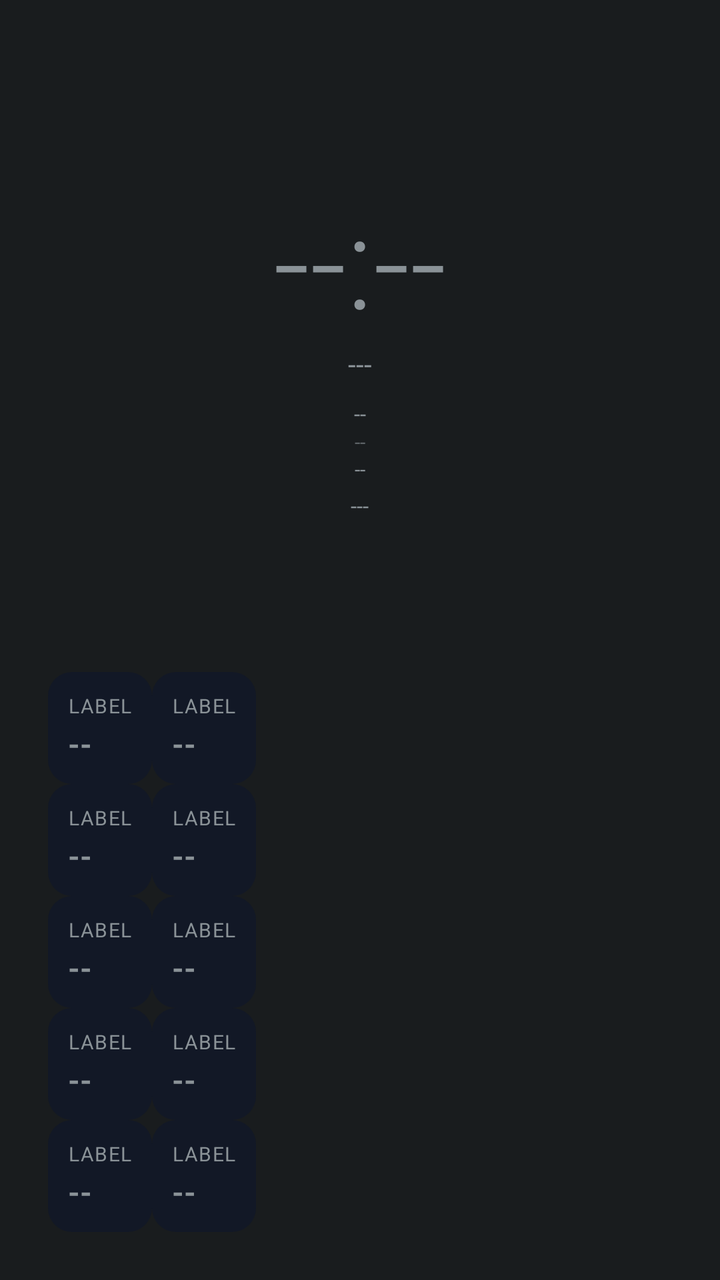
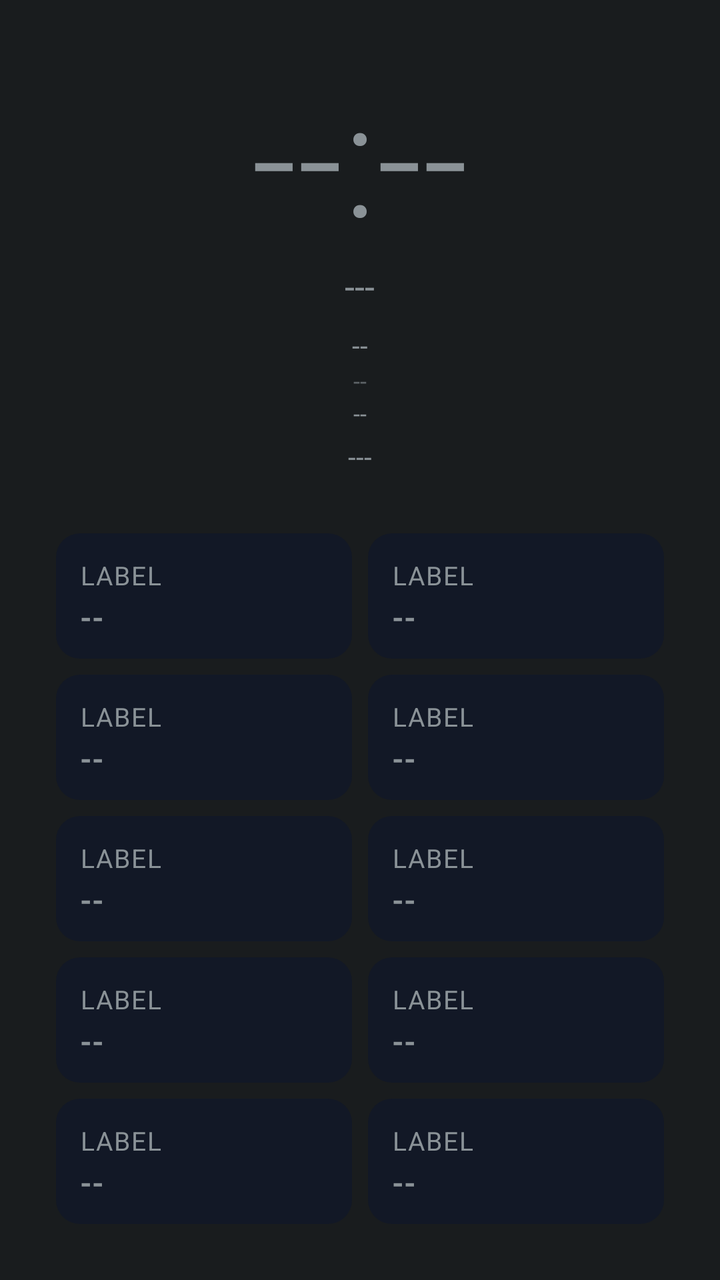

Screens rendered from an Android XML layout before and after an edit, with the pre-edit source and the edit as a unified diff.
<!-- AndroidManifest.xml: application theme android:Theme.DeviceDefault.NoActionBar -->
<!-- res/layout/aod_layout_split.xml -->
<?xml version="1.0" encoding="utf-8"?>
<LinearLayout xmlns:android="http://schemas.android.com/apk/res/android"
    android:id="@+id/bg_root"
    android:layout_width="match_parent"
    android:layout_height="match_parent"
    android:orientation="vertical"
    android:padding="24dp">

    <LinearLayout
        android:layout_width="match_parent"
        android:layout_height="0dp"
        android:layout_weight="1"
        android:gravity="center"
        android:orientation="vertical">

        <TextView
            android:id="@+id/clock"
            android:layout_width="wrap_content"
            android:layout_height="wrap_content"
            android:layout_gravity="center_horizontal"
            android:textSize="64sp"
            android:fontFamily="sans-serif-light"
            android:text="--:--" />

        <TextView
            android:id="@+id/date"
            android:layout_width="wrap_content"
            android:layout_height="wrap_content"
            android:layout_gravity="center_horizontal"
            android:textSize="14sp"
            android:text="---" />

        <TextView
            android:id="@+id/health_badge"
            android:layout_width="wrap_content"
            android:layout_height="wrap_content"
            android:layout_gravity="center_horizontal"
            android:textSize="11sp"
            android:textAllCaps="true"
            android:layout_marginTop="8dp"
            android:text="--" />

        <TextView
            android:id="@+id/perf_badge"
            android:layout_width="wrap_content"
            android:layout_height="wrap_content"
            android:layout_gravity="center_horizontal"
            android:textSize="10sp"
            android:alpha="0.6"
            android:text="--" />

        <TextView
            android:id="@+id/net_type_badge"
            android:layout_width="wrap_content"
            android:layout_height="wrap_content"
            android:layout_gravity="center_horizontal"
            android:textSize="10sp"
            android:text="--" />

        <TextView
            android:id="@+id/panchang"
            android:layout_width="wrap_content"
            android:layout_height="wrap_content"
            android:layout_gravity="center_horizontal"
            android:textSize="11sp"
            android:layout_marginTop="4dp"
            android:text="---" />

        <TextView
            android:id="@+id/muhurat_badge"
            android:layout_width="wrap_content"
            android:layout_height="wrap_content"
            android:layout_gravity="center_horizontal"
            android:textSize="11sp"
            android:textStyle="bold"
            android:visibility="gone"
            android:text="--" />
    </LinearLayout>

    <View
        android:id="@+id/divider_1"
        android:layout_width="match_parent"
        android:layout_height="1dp"
        android:layout_marginBottom="12dp" />

    <GridLayout
        android:layout_width="match_parent"
        android:layout_height="wrap_content"
        android:columnCount="2"
        android:rowCount="5">

        <include layout="@layout/aod_tile" android:id="@+id/row0" />
        <include layout="@layout/aod_tile" android:id="@+id/row1" />
        <include layout="@layout/aod_tile" android:id="@+id/row2" />
        <include layout="@layout/aod_tile" android:id="@+id/row3" />
        <include layout="@layout/aod_tile" android:id="@+id/row4" />
        <include layout="@layout/aod_tile" android:id="@+id/row5" />
        <include layout="@layout/aod_tile" android:id="@+id/row6" />
        <include layout="@layout/aod_tile" android:id="@+id/row7" />
        <include layout="@layout/aod_tile" android:id="@+id/row8" />
        <include layout="@layout/aod_tile" android:id="@+id/row9" />

    </GridLayout>

</LinearLayout>
<!-- res/layout/aod_tile.xml (included above) -->
<?xml version="1.0" encoding="utf-8"?>
<LinearLayout xmlns:android="http://schemas.android.com/apk/res/android"
    android:layout_width="0dp"
    android:layout_height="wrap_content"
    android:layout_columnWeight="1"
    android:layout_margin="4dp"
    android:background="@drawable/aod_panel_bg"
    android:orientation="vertical"
    android:padding="10dp">

    <TextView
        android:id="@+id/stat_label"
        android:layout_width="wrap_content"
        android:layout_height="wrap_content"
        android:textSize="10sp"
        android:textAllCaps="true"
        android:letterSpacing="0.05"
        android:text="Label" />

    <TextView
        android:id="@+id/stat_value"
        android:layout_width="wrap_content"
        android:layout_height="wrap_content"
        android:layout_marginTop="2dp"
        android:textSize="15sp"
        android:textStyle="bold"
        android:text="--" />

</LinearLayout>
<!-- resources referenced by this layout -->
<resources>
  <!-- drawable aod_panel_bg (drawable) -->
  <?xml version="1.0" encoding="utf-8"?>
  <shape xmlns:android="http://schemas.android.com/apk/res/android">
      <solid android:color="#121826" />
      <corners android:radius="12dp" />
  </shape>
</resources>

<!-- the commit's change to res/layout/aod_layout_split.xml (unified diff, before → after) -->
@@ -8,8 +8,7 @@
 
     <LinearLayout
         android:layout_width="match_parent"
-        android:layout_height="0dp"
-        android:layout_weight="1"
+        android:layout_height="wrap_content"
         android:gravity="center"
         android:orientation="vertical">
 
@@ -18,7 +17,7 @@
             android:layout_width="wrap_content"
             android:layout_height="wrap_content"
             android:layout_gravity="center_horizontal"
-            android:textSize="64sp"
+            android:textSize="80sp"
             android:fontFamily="sans-serif-light"
             android:text="--:--" />
 
@@ -27,7 +26,7 @@
             android:layout_width="wrap_content"
             android:layout_height="wrap_content"
             android:layout_gravity="center_horizontal"
-            android:textSize="14sp"
+            android:textSize="18sp"
             android:text="---" />
 
         <TextView
@@ -35,7 +34,7 @@
             android:layout_width="wrap_content"
             android:layout_height="wrap_content"
             android:layout_gravity="center_horizontal"
-            android:textSize="11sp"
+            android:textSize="14sp"
             android:textAllCaps="true"
             android:layout_marginTop="8dp"
             android:text="--" />
@@ -45,7 +44,7 @@
             android:layout_width="wrap_content"
             android:layout_height="wrap_content"
             android:layout_gravity="center_horizontal"
-            android:textSize="10sp"
+            android:textSize="12sp"
             android:alpha="0.6"
             android:text="--" />
 
@@ -54,7 +53,7 @@
             android:layout_width="wrap_content"
             android:layout_height="wrap_content"
             android:layout_gravity="center_horizontal"
-            android:textSize="10sp"
+            android:textSize="12sp"
             android:text="--" />
 
         <TextView
@@ -62,7 +61,7 @@
             android:layout_width="wrap_content"
             android:layout_height="wrap_content"
             android:layout_gravity="center_horizontal"
-            android:textSize="11sp"
+            android:textSize="14sp"
             android:layout_marginTop="4dp"
             android:text="---" />
 
@@ -71,7 +70,7 @@
             android:layout_width="wrap_content"
             android:layout_height="wrap_content"
             android:layout_gravity="center_horizontal"
-            android:textSize="11sp"
+            android:textSize="14sp"
             android:textStyle="bold"
             android:visibility="gone"
             android:text="--" />
@@ -81,55 +80,70 @@
         android:id="@+id/divider_1"
         android:layout_width="match_parent"
         android:layout_height="1dp"
-        android:layout_marginBottom="12dp" />
+        android:layout_marginVertical="12dp" />
 
-    <GridLayout
+    
+    <LinearLayout
         android:layout_width="match_parent"
-        android:layout_height="wrap_content"
-        android:columnCount="2"
-        android:rowCount="5">
+        android:layout_height="0dp"
+        android:layout_weight="1"
+        android:orientation="vertical">
 
-        <include layout="@layout/aod_tile" android:id="@+id/row0" />
-        <include layout="@layout/aod_tile" android:id="@+id/row1" />
-        <include layout="@layout/aod_tile" android:id="@+id/row2" />
-        <include layout="@layout/aod_tile" android:id="@+id/row3" />
-        <include layout="@layout/aod_tile" android:id="@+id/row4" />
-        <include layout="@layout/aod_tile" android:id="@+id/row5" />
-        <include layout="@layout/aod_tile" android:id="@+id/row6" />
-        <include layout="@layout/aod_tile" android:id="@+id/row7" />
-        <include layout="@layout/aod_tile" android:id="@+id/row8" />
-        <include layout="@layout/aod_tile" android:id="@+id/row9" />
-
-    </GridLayout>
+        <LinearLayout android:layout_width="match_parent" android:layout_height="0dp" android:layout_weight="1" android:orientation="horizontal">
+            <include layout="@layout/aod_tile" android:id="@+id/row0" />
+            <include layout="@layout/aod_tile" android:id="@+id/row1" />
+        </LinearLayout>
+        <LinearLayout android:layout_width="match_parent" android:layout_height="0dp" android:layout_weight="1" android:orientation="horizontal">
+            <include layout="@layout/aod_tile" android:id="@+id/row2" />
+            <include layout="@layout/aod_tile" android:id="@+id/row3" />
+        </LinearLayout>
+        <LinearLayout android:layout_width="match_parent" android:layout_height="0dp" android:layout_weight="1" android:orientation="horizontal">
+            <include layout="@layout/aod_tile" android:id="@+id/row4" />
+            <include layout="@layout/aod_tile" android:id="@+id/row5" />
+        </LinearLayout>
+        <LinearLayout android:layout_width="match_parent" android:layout_height="0dp" android:layout_weight="1" android:orientation="horizontal">
+            <include layout="@layout/aod_tile" android:id="@+id/row6" />
+            <include layout="@layout/aod_tile" android:id="@+id/row7" />
+        </LinearLayout>
+        <LinearLayout android:layout_width="match_parent" android:layout_height="0dp" android:layout_weight="1" android:orientation="horizontal">
+            <include layout="@layout/aod_tile" android:id="@+id/row8" />
+            <include layout="@layout/aod_tile" android:id="@+id/row9" />
+        </LinearLayout>
+    </LinearLayout>
 
 </LinearLayout>
 <!-- res/layout/aod_tile.xml (included above) -->
 <?xml version="1.0" encoding="utf-8"?>
 <LinearLayout xmlns:android="http://schemas.android.com/apk/res/android"
     android:layout_width="0dp"
-    android:layout_height="wrap_content"
-    android:layout_columnWeight="1"
+    android:layout_height="match_parent"
+    android:layout_weight="1"
     android:layout_margin="4dp"
     android:background="@drawable/aod_panel_bg"
     android:orientation="vertical"
-    android:padding="10dp">
+    android:gravity="center_vertical"
+    android:padding="12dp">
 
     <TextView
         android:id="@+id/stat_label"
         android:layout_width="wrap_content"
         android:layout_height="wrap_content"
-        android:textSize="10sp"
+        android:textSize="13sp"
         android:textAllCaps="true"
         android:letterSpacing="0.05"
         android:text="Label" />
 
     <TextView
         android:id="@+id/stat_value"
-        android:layout_width="wrap_content"
+        android:layout_width="match_parent"
         android:layout_height="wrap_content"
         android:layout_marginTop="2dp"
-        android:textSize="15sp"
         android:textStyle="bold"
+        android:maxLines="1"
+        android:autoSizeTextType="uniform"
+        android:autoSizeMinTextSize="15sp"
+        android:autoSizeMaxTextSize="46sp"
+        android:autoSizeStepGranularity="2sp"
         android:text="--" />
 
 </LinearLayout>
